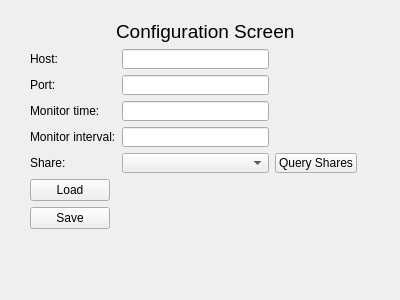
hhetter/smbtatools, file src/monitor-qt/configform.ui: the form before one commit.
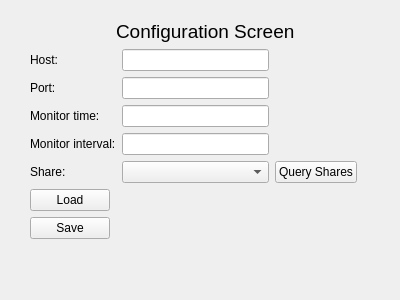
The form after the commit.

```diff
--- a/src/monitor-qt/configform.ui
+++ b/src/monitor-qt/configform.ui
@@ -13,13 +13,13 @@
   <property name="windowTitle">
    <string>Form</string>
   </property>
-  <widget class="QWidget" name="">
+  <widget class="QWidget" name="layoutWidget">
    <property name="geometry">
     <rect>
      <x>30</x>
      <y>20</y>
      <width>327</width>
-     <height>209</height>
+     <height>241</height>
     </rect>
    </property>
    <layout class="QFormLayout" name="formLayout">
```
